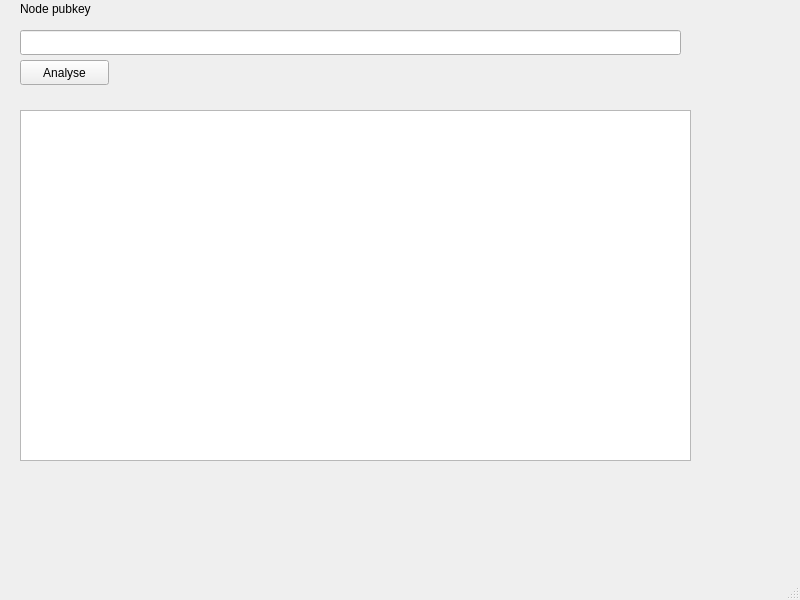
Old version of the form backend/main.ui in the repository bartoli/lnshortcut.
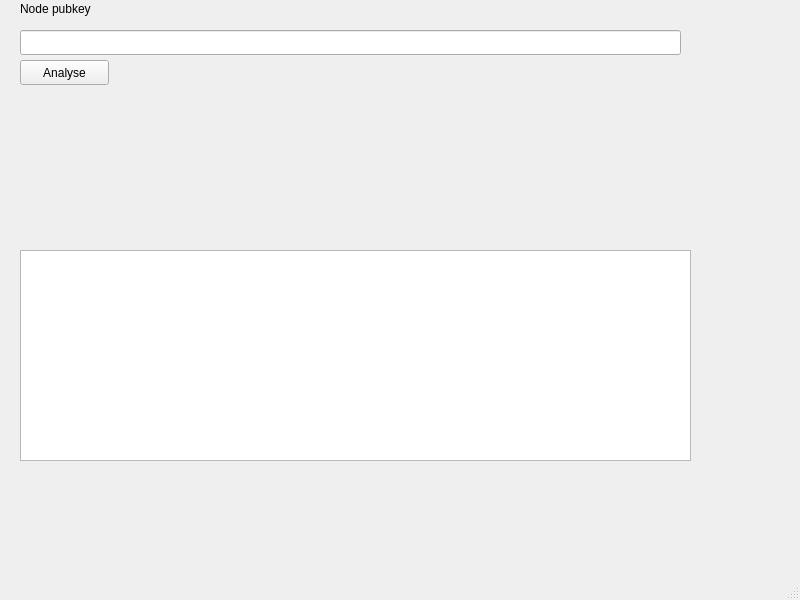
New version of the form.

Diff of the .ui file:
```diff
--- a/backend/main.ui
+++ b/backend/main.ui
@@ -54,9 +54,9 @@
     <property name="geometry">
      <rect>
       <x>20</x>
-      <y>110</y>
+      <y>250</y>
       <width>671</width>
-      <height>351</height>
+      <height>211</height>
      </rect>
     </property>
    </widget>
```
